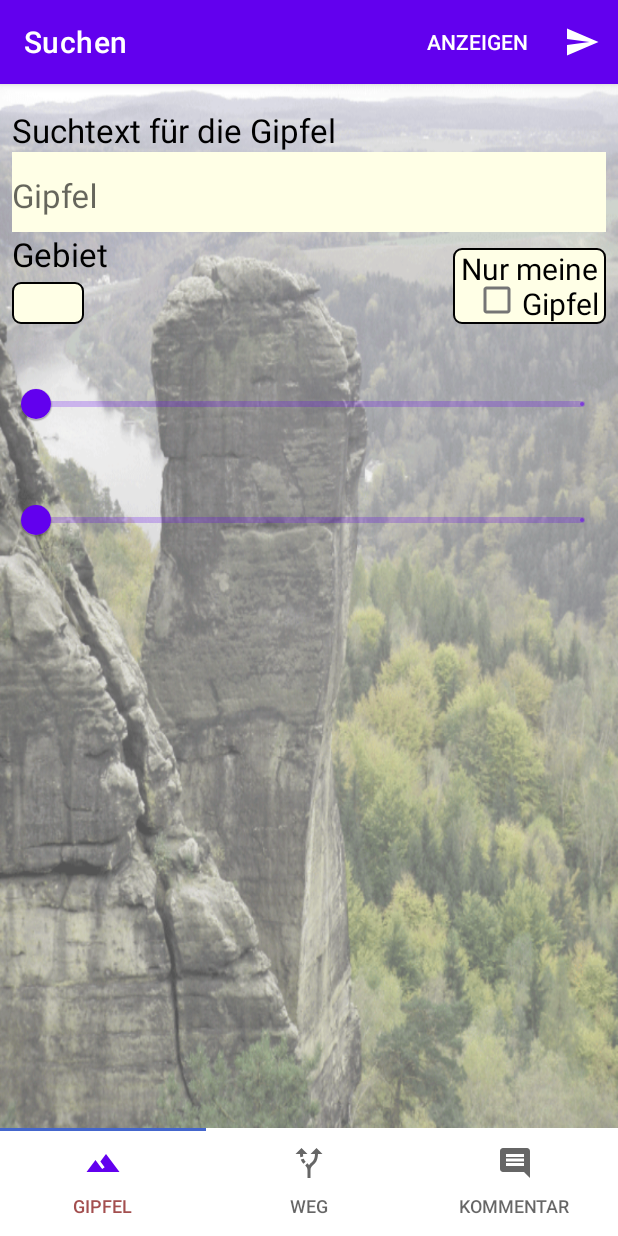
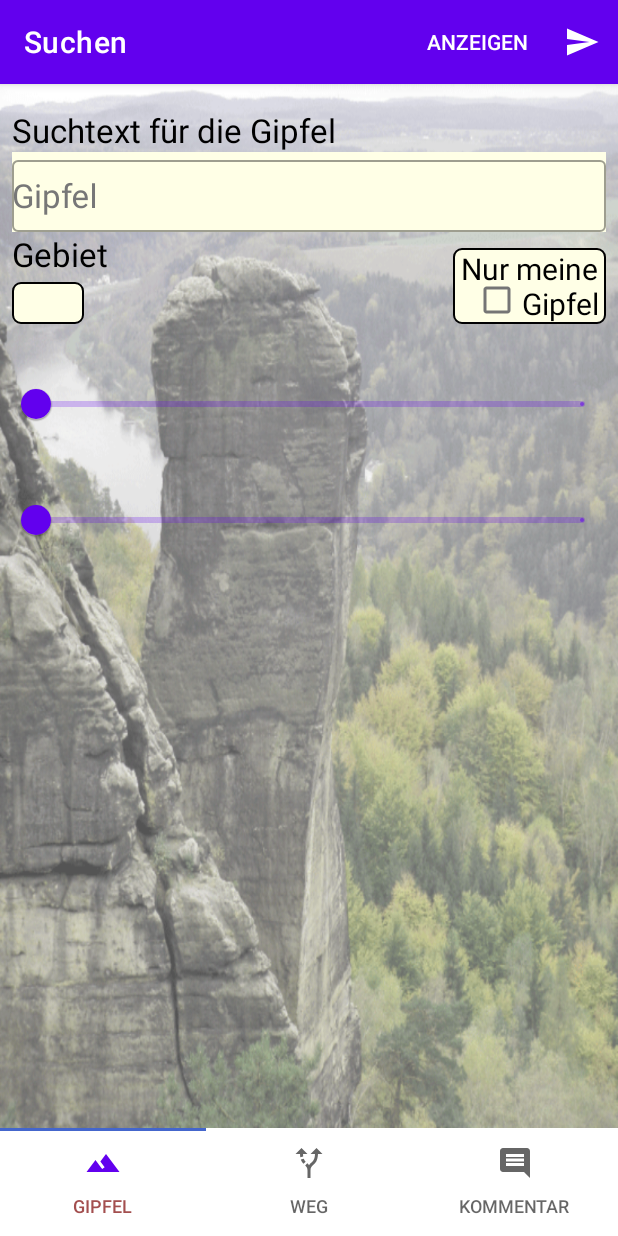
Before and after one commit to vennekamp/TT_DownLoaderAND, an Android app: the screen it shows after launch (MainActivity), on a phone screen of 412 x 824 dp. Run offline under Robolectric (Android 15) with nearby library versions, the phone set to English and light mode, and no system bars; our stand-ins replace Dagger/Hilt's generated code, Room's generated code, data binding, navigation-ui; 3 statements that could not run were skipped.

Commit message:
Update, laeuft nun auch auf neuen Phones.

```diff
--- a/app/build.gradle
+++ b/app/build.gradle
@@ -12,7 +12,7 @@ android {
         applicationId "de.teufelsturm.tt_downloader_ktx"
         minSdkVersion 21
         targetSdkVersion 33
-        versionCode 5
+        versionCode 6
         versionName "0." + defaultConfig.versionCode.intdiv(10) + "." + defaultConfig.versionCode % 10
         testInstrumentationRunner "androidx.test.runner.AndroidJUnitRunner"
         vectorDrawables.useSupportLibrary = true
@@ -58,7 +58,7 @@ dependencies {
     // Room and Lifecycle dependencies
     implementation "androidx.room:room-runtime:$room_version"
     implementation 'androidx.legacy:legacy-support-v4:1.0.0'
-    implementation 'androidx.test.ext:junit-ktx:1.1.3'
+    implementation 'androidx.test.ext:junit-ktx:1.1.4'
     kapt "androidx.room:room-compiler:$room_version"
     implementation "androidx.lifecycle:lifecycle-extensions:2.2.0"
     implementation "androidx.lifecycle:lifecycle-viewmodel-ktx:2.5.1"
--- a/app/src/main/AndroidManifest.xml
+++ b/app/src/main/AndroidManifest.xml
@@ -2,13 +2,10 @@
 <manifest xmlns:android="http://schemas.android.com/apk/res/android"
     package="de.teufelsturm.tt_downloader_ktx">
 
-
     <uses-permission android:name="android.permission.ACCESS_MEDIA_LOCATION" />
     <uses-permission android:name="android.permission.INTERNET" />
-
     <uses-permission android:name="android.permission.READ_EXTERNAL_STORAGE" />
-    <uses-permission
-        android:name="android.permission.WRITE_EXTERNAL_STORAGE" />
+    <uses-permission android:name="android.permission.WRITE_EXTERNAL_STORAGE" />
 
     <application
         android:name="com.teufelsturm.tt_downloader_kotlin.app.TTDownLoaderApplication"
--- a/app/src/main/res/layout/search__summits.xml
+++ b/app/src/main/res/layout/search__summits.xml
@@ -27,38 +27,39 @@
                 style="@style/Widget.MaterialComponents.TextInputLayout.OutlinedBox"
                 android:layout_width="0dp"
                 android:layout_height="wrap_content"
-                android:background="@color/PaleYellow"
                 android:inputType="textNoSuggestions|textCapSentences|textAutoComplete|textVisiblePassword"
                 app:endIconMode="clear_text"
+                android:background="@color/PaleYellow"
+                android:hint="@string/strSearchSummit"
+                android:textColorHint="@color/Grey"
+                app:endIconTint="@color/Grey"
                 app:layout_constraintEnd_toEndOf="parent"
                 app:layout_constraintStart_toStartOf="@+id/textViewSuchTextGipfel"
-                app:layout_constraintTop_toBottomOf="@+id/textViewSuchTextGipfel">
+                app:layout_constraintTop_toBottomOf="@+id/textViewSuchTextGipfel" >
 
                 <androidx.appcompat.widget.AppCompatAutoCompleteTextView
                     android:id="@+id/editTextSuchtextGipfel"
-                    style="@style/Widget.MaterialComponents.TextInputLayout.OutlinedBox"
                     android:layout_width="match_parent"
                     android:layout_height="match_parent"
-                    android:background="@color/PaleYellow"
-                    android:textColor="@color/Black"
-                    android:completionThreshold="2"
-                    android:hint="@string/strSearchSummit"
                     android:inputType="textNoSuggestions|textCapSentences|textAutoComplete|textVisiblePassword"
                     android:minHeight="48dp"
                     android:onTextChanged="@{viewModel4SummitSearch.searchTextVM::onTextChanged}"
-                    android:selectAllOnFocus="false"
+                    android:textColor="@color/Black"
                     android:text="@{viewModel4SummitSearch.searchTextVM.searchText}"
                     android:textSize="22sp"
                     app:adapter="@{viewModel4SummitSearch.summitAdapter}" />
 
             </com.google.android.material.textfield.TextInputLayout>
+            <!-- https://stackoverflow.com/questions/67722161/change-text-color-of-spinner -->
             <Spinner
                 android:id="@+id/spinnerAreaSummit"
+                android:theme="@style/Theme.TT_DownLoaderAND_Kotlin"
                 android:layout_width="wrap_content"
                 android:layout_height="wrap_content"
                 android:layout_marginTop="4dp"
                 android:background="@drawable/edittext_background_summit"
                 android:text="@color/Black"
+                android:textColor="@color/Black"
                 android:entries="@{viewModel4SummitSearch.spinnerAreaSummit.entries}"
                 android:minWidth="@android:dimen/app_icon_size"
                 android:minHeight="@dimen/lv_header"
@@ -177,10 +178,11 @@
                 android:layout_marginTop="20sp"
                 android:text="@{viewModel4SummitSearch.versionName}"
                 android:textAppearance="?android:attr/textAppearanceSmall"
-
                 android:textColor="@color/Black"
                 app:layout_constraintEnd_toEndOf="parent"
-                app:layout_constraintTop_toBottomOf="@+id/rangeSliderAnzahlDerSternchenWege" />
+                app:layout_constraintTop_toBottomOf="@+id/rangeSliderAnzahlDerSternchenWege"
+                tools:text="Version 0.xyz"
+                />
 
         </androidx.constraintlayout.widget.ConstraintLayout>
 
--- a/app/src/main/res/values/colors.xml
+++ b/app/src/main/res/values/colors.xml
@@ -1,6 +1,7 @@
 <?xml version="1.0" encoding="utf-8"?>
 <resources>
     <color name="Black">#000000</color>
+    <color name="Grey">#777777</color>
     <color name="purple_200">#FFBB86FC</color>
     <color name="purple_500">#FF6200EE</color>
     <color name="purple_700">#FF3700B3</color>
--- a/app/src/main/res/values/styles.xml
+++ b/app/src/main/res/values/styles.xml
@@ -1,10 +1,5 @@
 <?xml version="1.0" encoding="utf-8"?>
 <resources>
-    <!-- Base application theme. -->
-    <style name="AppTheme" parent="Theme.AppCompat.Light.DarkActionBar">
-        <item name="windowActionBar">false</item>
-        <item name="windowNoTitle">true</item>
-    </style>
 
     <style name="my_top_level_layout">
         <item name="android:layout_width">match_parent</item>
--- a/build.gradle
+++ b/build.gradle
@@ -29,7 +29,7 @@ buildscript {
         classpath("com.google.dagger:hilt-android-gradle-plugin:$hilt_version")
 
         // Adding the safe-args dependency to the project Gradle file
-        classpath("androidx.navigation:navigation-safe-args-gradle-plugin:2.5.2")
+        classpath("androidx.navigation:navigation-safe-args-gradle-plugin:2.5.3")
     }
 }
 
```
Also changed, not shown: app/src/main/res/layout/search__comments.xml (+10 -8 lines), app/src/main/res/layout/search__routes.xml (+9 -9 lines).
